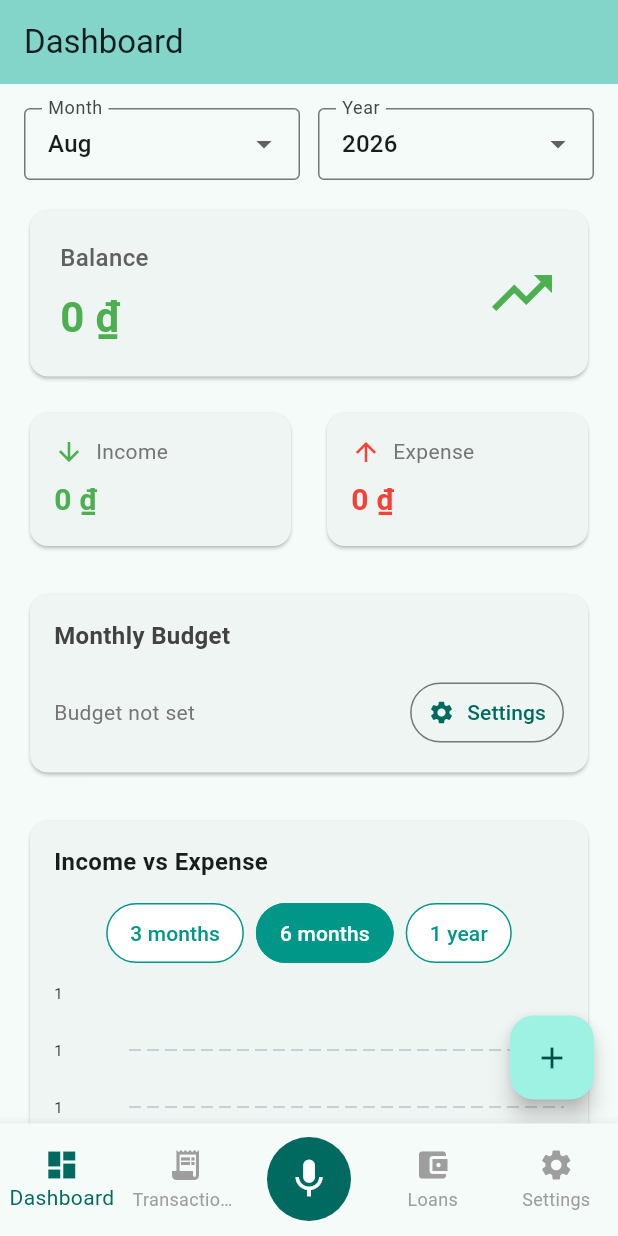
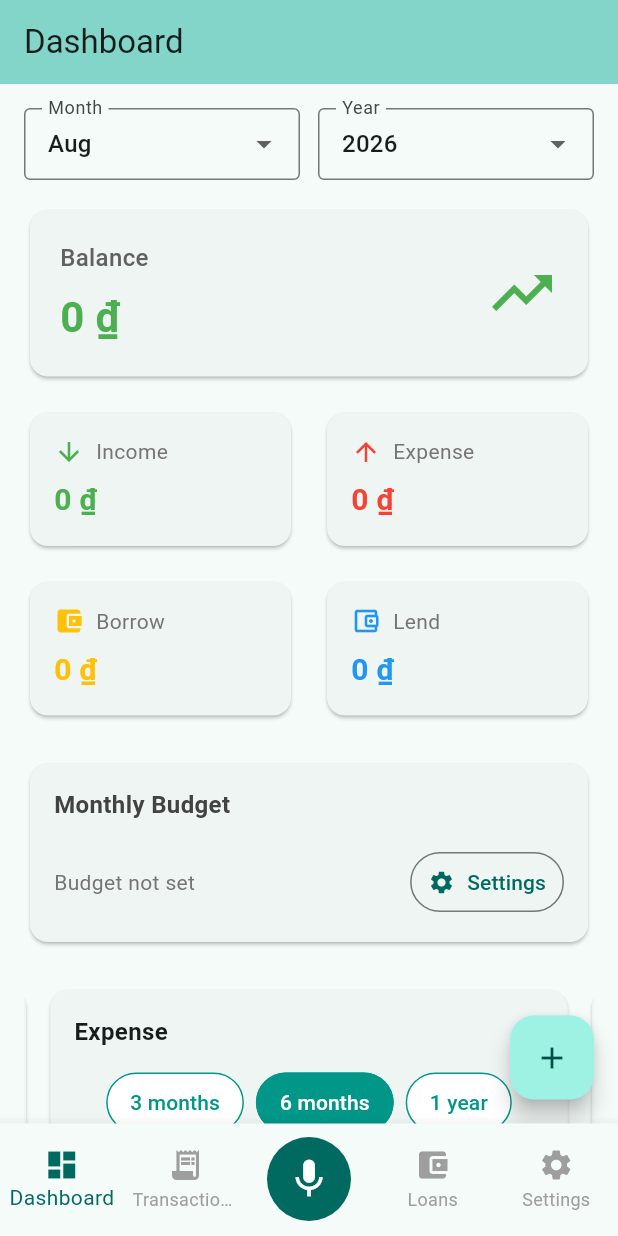
Before and after one commit to giakiet05/simo, a Flutter app: the screen it shows after launch, on a phone screen of 412 x 824 dp. Run offline on Flutter 3.47's test engine with Material 3 defaults, Android fonts, the light colour scheme and no system bars; drawn by our look-alikes of fl_chart; our stand-ins replace flutter_dotenv, flutter_riverpod, google_mobile_ads, permission_handler, shared_preferences, speech_to_text and 2 more; missing offline and left inert: dart_openai; accounts and stored records are empty; network calls fail.

Commit message:
feat: update charts

```diff
--- a/lib/screens/dashboard_screen.dart
+++ b/lib/screens/dashboard_screen.dart
@@ -7,8 +7,10 @@ import '../providers/transaction_provider.dart';
 import '../providers/settings_provider.dart';
 import '../providers/localization_provider.dart';
 import '../providers/category_provider.dart';
+import '../providers/loan_provider.dart';
 import '../models/transaction.dart';
 import '../models/category.dart';
+import '../models/loan_contact.dart';
 import '../utils/icon_data.dart';
 import '../services/currency_service.dart';
 import '../services/rewarded_ad_service.dart';
@@ -157,6 +159,7 @@ class _DashboardScreenState extends ConsumerState<DashboardScreen> {
     final transactionsAsync = ref.watch(transactionProvider);
     final settingsAsync = ref.watch(settingsProvider);
     final categoriesAsync = ref.watch(categoryProvider);
+    final loansAsync = ref.watch(loanProvider);
     final l10n = ref.watch(localizationProvider);
 
     return Scaffold(
@@ -223,6 +226,10 @@ class _DashboardScreenState extends ConsumerState<DashboardScreen> {
                 loading: () => const Center(child: CircularProgressIndicator()),
                 error: (error, stack) => Center(child: Text('Error: $error')),
                 data: (categories) {
+                  return loansAsync.when(
+                    loading: () => const Center(child: CircularProgressIndicator()),
+                    error: (error, stack) => Center(child: Text('Error: $error')),
+                    data: (loans) {
                       return Column(
                         children: [
                       Expanded(
@@ -304,6 +311,8 @@ class _DashboardScreenState extends ConsumerState<DashboardScreen> {
                                 currency,
                                 l10n,
                               ),
+                              const SizedBox(height: 16),
+                              _buildLoanSummaryCards(loans, currency, l10n),
                               const SizedBox(height: 24),
 
                               // Budget Progress
@@ -326,7 +335,7 @@ class _DashboardScreenState extends ConsumerState<DashboardScreen> {
                               const SizedBox(height: 24),
 
                               // Pie Charts (filtered by selected month)
-                              _buildPieCharts(transactions, categories, currency, l10n),
+                              _buildPieCharts(transactions, categories, loans, currency, l10n),
                               const SizedBox(height: 24),
 
                               // Recent Transactions (filtered by selected month)
@@ -344,6 +353,8 @@ class _DashboardScreenState extends ConsumerState<DashboardScreen> {
                 },
               );
             },
+          );
+        },
       ),
       floatingActionButton: FloatingActionButton(
         onPressed: () {
@@ -353,6 +364,118 @@ class _DashboardScreenState extends ConsumerState<DashboardScreen> {
           );
         },
         child: const Icon(Icons.add),
+      ),
+    );
+  }
+
+  Widget _buildLoanSummaryCards(List<LoanContact> loans, String currency, dynamic l10n) {
+    double totalBorrow = 0;
+    double totalLend = 0;
+    for (var l in loans) {
+      if (l.type == 'borrowed') totalBorrow += l.remainingAmount;
+      if (l.type == 'lent') totalLend += l.remainingAmount;
+    }
+    return Row(
+      children: [
+        Expanded(
+          child: _buildStatCard(
+            l10n.locale == 'vi' ? 'Nợ' : 'Borrow',
+            totalBorrow,
+            currency,
+            Colors.amber,
+            Icons.account_balance_wallet,
+          ),
+        ),
+        const SizedBox(width: 16),
+        Expanded(
+          child: _buildStatCard(
+            l10n.locale == 'vi' ? 'Cho vay' : 'Lend',
+            totalLend,
+            currency,
+            Colors.blue,
+            Icons.account_balance_wallet_outlined,
+          ),
+        ),
+      ],
+    );
+  }
+
+  Widget _buildLoanPieChartCard({
+    required String title,
+    required String type,
+    required List<LoanContact> loans,
+    required String currency,
+    required dynamic l10n,
+  }) {
+    final filteredLoans = loans.where((l) => l.type == type && l.remainingAmount > 0).toList();
+    if (filteredLoans.isEmpty) {
+      return Card(
+        child: Padding(
+          padding: const EdgeInsets.all(16),
+          child: Column(
+            children: [
+              Text(title, style: const TextStyle(fontSize: 16, fontWeight: FontWeight.bold)),
+              const SizedBox(height: 16),
+              Text(l10n.noData, style: TextStyle(color: Colors.grey[600])),
+            ],
+          ),
+        ),
+      );
+    }
+
+    final colors = [Colors.blue, Colors.red, Colors.green, Colors.orange, Colors.purple, Colors.teal, Colors.pink, Colors.amber, Colors.cyan, Colors.indigo];
+
+    int colorIndex = 0;
+    final total = filteredLoans.fold(0.0, (sum, l) => sum + l.remainingAmount);
+
+    final sections = filteredLoans.map((l) {
+      final percentage = (l.remainingAmount / total * 100);
+      final color = colors[colorIndex % colors.length];
+      colorIndex++;
+      return PieChartSectionData(
+        value: l.remainingAmount,
+        title: '${percentage.toStringAsFixed(1)}%',
+        color: color,
+        radius: 60,
+        titleStyle: const TextStyle(fontSize: 12, fontWeight: FontWeight.bold, color: Colors.white),
+      );
+    }).toList();
+
+    colorIndex = 0;
+    final legends = filteredLoans.map((l) {
+      final color = colors[colorIndex % colors.length];
+      colorIndex++;
+      return Padding(
+        padding: const EdgeInsets.symmetric(vertical: 4),
+        child: Row(
+          children: [
+            Container(width: 16, height: 16, decoration: BoxDecoration(color: color, shape: BoxShape.circle)),
+            const SizedBox(width: 8),
+            Expanded(child: Text(l.contactName, style: const TextStyle(fontSize: 13), overflow: TextOverflow.ellipsis)),
+            Text('${_formatAmount(l.remainingAmount, currency)}', style: const TextStyle(fontSize: 13, fontWeight: FontWeight.bold)),
+          ],
+        ),
+      );
+    }).toList();
+
+    return Card(
+      child: Padding(
+        padding: const EdgeInsets.all(16),
+        child: SingleChildScrollView(
+          child: Column(
+            crossAxisAlignment: CrossAxisAlignment.start,
+            children: [
+              Text(title, style: const TextStyle(fontSize: 16, fontWeight: FontWeight.bold)),
+              const SizedBox(height: 16),
+              SizedBox(
+                height: 200,
+                child: PieChart(PieChartData(sections: sections, sectionsSpace: 2, centerSpaceRadius: 40)),
+              ),
+              const SizedBox(height: 16),
+              ...legends,
+            ],
+          ),
+        ),
       ),
     );
   }
@@ -565,9 +688,9 @@ class _DashboardScreenState extends ConsumerState<DashboardScreen> {
   }
 
   Widget _buildBarChart(List<Transaction> transactions, String currency, l10n) {
-    // Group transactions by month
     final now = DateTime.now();
-    final Map<String, Map<String, double>> monthlyData = {};
+    final Map<String, double> monthlyIncome = {};
+    final Map<String, double> monthlyExpense = {};
     final List<String> monthKeys = [];
     final List<String> displayNames = [];
 
@@ -576,33 +699,40 @@ class _DashboardScreenState extends ConsumerState<DashboardScreen> {
       final monthKey = '${month.year}-${month.month.toString().padLeft(2, '0')}';
       monthKeys.add(monthKey);
       displayNames.add(l10n.getMonthName(month.month));
-      monthlyData[monthKey] = {'income': 0, 'expense': 0};
+      monthlyIncome[monthKey] = 0;
+      monthlyExpense[monthKey] = 0;
     }
 
     for (var tx in transactions) {
       final monthKey = '${tx.createdAt.year}-${tx.createdAt.month.toString().padLeft(2, '0')}';
-
-      if (monthlyData.containsKey(monthKey)) {
+      if (monthlyIncome.containsKey(monthKey)) {
         if (tx.type == 'income') {
-          monthlyData[monthKey]!['income'] =
-              (monthlyData[monthKey]!['income'] ?? 0) + tx.amount;
+          monthlyIncome[monthKey] = (monthlyIncome[monthKey] ?? 0) + tx.amount;
         } else {
-          monthlyData[monthKey]!['expense'] =
-              (monthlyData[monthKey]!['expense'] ?? 0) + tx.amount;
+          monthlyExpense[monthKey] = (monthlyExpense[monthKey] ?? 0) + tx.amount;
         }
       }
     }
 
+    double maxIncome = 0;
+    double maxExpense = 0;
+    for (var val in monthlyIncome.values) {
+      if (val > maxIncome) maxIncome = val;
+    }
+    for (var val in monthlyExpense.values) {
+      if (val > maxExpense) maxExpense = val;
+    }
+    if (maxIncome == 0) maxIncome = 1;
+    if (maxExpense == 0) maxExpense = 1;
+
+    Widget buildSingleBarChart(String title, Color color, Map<String, double> data, double maxVal) {
       return Card(
         child: Padding(
           padding: const EdgeInsets.all(16),
           child: Column(
             crossAxisAlignment: CrossAxisAlignment.start,
             children: [
-            Text(
-              l10n.incomeVsExpense,
-              style: const TextStyle(fontSize: 16, fontWeight: FontWeight.bold),
-            ),
+              Text(title, style: const TextStyle(fontSize: 16, fontWeight: FontWeight.bold)),
               const SizedBox(height: 12),
               _buildTimeRangeSelector(_barChartTimeRange, (months) async {
                 setState(() {
@@ -616,7 +746,7 @@ class _DashboardScreenState extends ConsumerState<DashboardScreen> {
                 child: BarChart(
                   BarChartData(
                     alignment: BarChartAlignment.spaceAround,
-                  maxY: _getMaxValue(monthlyData) * 1.2,
+                    maxY: maxVal * 1.2,
                     barTouchData: BarTouchData(enabled: false),
                     titlesData: FlTitlesData(
                       show: true,
@@ -625,10 +755,7 @@ class _DashboardScreenState extends ConsumerState<DashboardScreen> {
                           showTitles: true,
                           getTitlesWidget: (value, meta) {
                             if (value.toInt() >= 0 && value.toInt() < displayNames.length) {
-                            return Text(
-                              displayNames[value.toInt()],
-                              style: const TextStyle(fontSize: 12),
-                            );
+                              return Text(displayNames[value.toInt()], style: const TextStyle(fontSize: 12));
                             }
                             return const Text('');
                           },
@@ -639,10 +766,7 @@ class _DashboardScreenState extends ConsumerState<DashboardScreen> {
                           showTitles: true,
                           reservedSize: 50,
                           getTitlesWidget: (value, meta) {
-                          return Text(
-                            _formatShortAmount(value, currency),
-                            style: const TextStyle(fontSize: 10),
-                          );
+                            return Text(_formatShortAmount(value, currency), style: const TextStyle(fontSize: 10));
                           },
                         ),
                       ),
@@ -650,35 +774,18 @@ class _DashboardScreenState extends ConsumerState<DashboardScreen> {
                       rightTitles: const AxisTitles(sideTitles: SideTitles(showTitles: false)),
                     ),
                     borderData: FlBorderData(show: false),
-                  gridData: FlGridData(
-                    show: true,
-                    drawVerticalLine: false,
-                  ),
+                    gridData: FlGridData(show: true, drawVerticalLine: false),
                     barGroups: List.generate(monthKeys.length, (index) {
                       final monthKey = monthKeys[index];
-                    final income = monthlyData[monthKey]!['income'] ?? 0;
-                    final expense = monthlyData[monthKey]!['expense'] ?? 0;
-
+                      final val = data[monthKey] ?? 0;
                       return BarChartGroupData(
                         x: index,
                         barRods: [
                           BarChartRodData(
-                          toY: income,
-                          color: Colors.green,
-                          width: 12,
-                          borderRadius: const BorderRadius.only(
-                            topLeft: Radius.circular(4),
-                            topRight: Radius.circular(4),
-                          ),
-                        ),
-                        BarChartRodData(
-                          toY: expense,
-                          color: Colors.red,
-                          width: 12,
-                          borderRadius: const BorderRadius.only(
-                            topLeft: Radius.circular(4),
-                            topRight: Radius.circular(4),
-                          ),
+                            toY: val,
+                            color: color,
+                            width: 16,
+                            borderRadius: const BorderRadius.only(topLeft: Radius.circular(4), topRight: Radius.circular(4)),
                           ),
                         ],
                       );
@@ -686,18 +793,25 @@ class _DashboardScreenState extends ConsumerState<DashboardScreen> {
                   ),
                 ),
               ),
-            const SizedBox(height: 16),
-            Row(
-              mainAxisAlignment: MainAxisAlignment.center,
-              children: [
-                _buildLegendItem(Colors.green, l10n.income),
-                const SizedBox(width: 16),
-                _buildLegendItem(Colors.red, l10n.expense),
-              ],
-            ),
             ],
           ),
         ),
+      );
+    }
+
+    return _buildCarouselWithArrows(
+      420,
+      [
+        Padding(
+          padding: const EdgeInsets.symmetric(horizontal: 4),
+          child: buildSingleBarChart(l10n.expense, Colors.red, monthlyExpense, maxExpense),
+        ),
+        Padding(
+          padding: const EdgeInsets.symmetric(horizontal: 4),
+          child: buildSingleBarChart(l10n.income, Colors.green, monthlyIncome, maxIncome),
+        ),
+      ],
+      0.95,
     );
   }
 
@@ -733,20 +847,19 @@ class _DashboardScreenState extends ConsumerState<DashboardScreen> {
     final expenseValues = monthKeys.map((key) => monthlyExpenses[key] ?? 0).toList();
     final incomeValues = monthKeys.map((key) => monthlyIncome[key] ?? 0).toList();
 
-    final maxExpense = expenseValues.isEmpty ? 0 : expenseValues.reduce((a, b) => a > b ? a : b);
-    final maxIncome = incomeValues.isEmpty ? 0 : incomeValues.reduce((a, b) => a > b ? a : b);
-    final maxValue = maxExpense > maxIncome ? maxExpense : maxIncome;
+    double maxExpense = expenseValues.isEmpty ? 0 : expenseValues.reduce((a, b) => a > b ? a : b);
+    double maxIncome = incomeValues.isEmpty ? 0 : incomeValues.reduce((a, b) => a > b ? a : b);
+    if (maxExpense == 0) maxExpense = 1;
+    if (maxIncome == 0) maxIncome = 1;
 
+    Widget buildSingleLineChart(String title, Color color, List<double> values, double maxVal) {
       return Card(
         child: Padding(
           padding: const EdgeInsets.all(16),
           child: Column(
             crossAxisAlignment: CrossAxisAlignment.start,
             children: [
-            Text(
-              l10n.spendingTrend,
-              style: const TextStyle(fontSize: 16, fontWeight: FontWeight.bold),
-            ),
+              Text(title, style: const TextStyle(fontSize: 16, fontWeight: FontWeight.bold)),
               const SizedBox(height: 12),
               _buildTimeRangeSelector(_lineChartTimeRange, (months) async {
                 setState(() {
@@ -759,22 +872,22 @@ class _DashboardScreenState extends ConsumerState<DashboardScreen> {
                 height: 250,
                 child: LineChart(
                   LineChartData(
-                  maxY: maxValue * 1.2,
+                    maxY: maxVal * 1.2,
                     minY: 0,
                     lineBarsData: [
                       LineChartBarData(
                         spots: List.generate(displayNames.length, (index) {
-                        return FlSpot(index.toDouble(), expenseValues[index]);
+                          return FlSpot(index.toDouble(), values[index]);
                         }),
                         isCurved: true,
-                      color: Colors.red,
+                        color: color,
                         barWidth: 3,
                         dotData: FlDotData(
                           show: true,
                           getDotPainter: (spot, percent, barData, index) {
                             return FlDotCirclePainter(
                               radius: 4,
-                            color: Colors.red,
+                              color: color,
                               strokeWidth: 2,
                               strokeColor: Colors.white,
                             );
@@ -782,30 +895,7 @@ class _DashboardScreenState extends ConsumerState<DashboardScreen> {
                         ),
                         belowBarData: BarAreaData(
                           show: true,
-                        color: Colors.red.withOpacity(0.1),
-                      ),
-                    ),
-                    LineChartBarData(
-                      spots: List.generate(displayNames.length, (index) {
-                        return FlSpot(index.toDouble(), incomeValues[index]);
-                      }),
-                      isCurved: true,
-                      color: Colors.green,
-                      barWidth: 3,
-                      dotData: FlDotData(
-                        show: true,
-                        getDotPainter: (spot, percent, barData, index) {
-                          return FlDotCirclePainter(
-                            radius: 4,
-                            color: Colors.green,
-                            strokeWidth: 2,
-                            strokeColor: Colors.white,
-                          );
-                        },
-                      ),
-                      belowBarData: BarAreaData(
-                        show: true,
-                        color: Colors.green.withOpacity(0.1),
+                          color: color.withOpacity(0.1),
                         ),
                       ),
                     ],
@@ -817,10 +907,7 @@ class _DashboardScreenState extends ConsumerState<DashboardScreen> {
                           interval: 1,
                           getTitlesWidget: (value, meta) {
                             if (value.toInt() >= 0 && value.toInt() < displayNames.length) {
-                            return Text(
-                              displayNames[value.toInt()],
-                              style: const TextStyle(fontSize: 12),
-                            );
+                              return Text(displayNames[value.toInt()], style: const TextStyle(fontSize: 12));
                             }
                             return const Text('');
                           },
@@ -831,10 +918,7 @@ class _DashboardScreenState extends ConsumerState<DashboardScreen> {
                           showTitles: true,
                           reservedSize: 50,
                           getTitlesWidget: (value, meta) {
-                          return Text(
-                            _formatShortAmount(value, currency),
-                            style: const TextStyle(fontSize: 10),
-                          );
+                            return Text(_formatShortAmount(value, currency), style: const TextStyle(fontSize: 10));
                           },
                         ),
                       ),
@@ -842,25 +926,29 @@ class _DashboardScreenState extends ConsumerState<DashboardScreen> {
                       rightTitles: const AxisTitles(sideTitles: SideTitles(showTitles: false)),
                     ),
                     borderData: FlBorderData(show: false),
-                  gridData: FlGridData(
-                    show: true,
-                    drawVerticalLine: false,
+                    gridData: FlGridData(show: true, drawVerticalLine: false),
                   ),
                 ),
-              ),
-            ),
-            const SizedBox(height: 16),
-            Row(
-              mainAxisAlignment: MainAxisAlignment.center,
-              children: [
-                _buildLegendItem(Colors.green, l10n.income),
-                const SizedBox(width: 16),
-                _buildLegendItem(Colors.red, l10n.expense),
-              ],
               ),
             ],
           ),
         ),
+      );
+    }
+
+    return _buildCarouselWithArrows(
+      420,
+      [
+        Padding(
+          padding: const EdgeInsets.symmetric(horizontal: 4),
+          child: buildSingleLineChart(l10n.expense, Colors.red, expenseValues, maxExpense),
+        ),
+        Padding(
+          padding: const EdgeInsets.symmetric(horizontal: 4),
+          child: buildSingleLineChart(l10n.income, Colors.green, incomeValues, maxIncome),
+        ),
+      ],
+      0.95,
     );
   }
 
@@ -928,27 +1016,52 @@ class _DashboardScreenState extends ConsumerState<DashboardScreen> {
     );
   }
 
-  Widget _buildPieCharts(List<Transaction> transactions, List<Category> categories, String currency, l10n) {
-    return Column(
-      children: [
-        // Income Pie Chart
-        _buildPieChartCard(
+  Widget _buildPieCharts(List<Transaction> transactions, List<Category> categories, List<LoanContact> loans, String currency, l10n) {
+    return _buildCarouselWithArrows(
+      420,
+      [
+        Padding(
+          padding: const EdgeInsets.symmetric(horizontal: 4),
+          child: _buildPieChartCard(
+            title: l10n.expenseByCategory,
+            transactions: transactions.where((t) => t.type == 'expense').toList(),
+            categories: categories,
+            currency: currency,
+            l10n: l10n,
+          ),
+        ),
+        Padding(
+          padding: const EdgeInsets.symmetric(horizontal: 4),
+          child: _buildPieChartCard(
             title: l10n.incomeByCategory,
             transactions: transactions.where((t) => t.type == 'income').toList(),
             categories: categories,
             currency: currency,
             l10n: l10n,
           ),
-        const SizedBox(height: 16),
-        // Expense Pie Chart
-        _buildPieChartCard(
-          title: l10n.expenseByCategory,
-          transactions: transactions.where((t) => t.type == 'expense').toList(),
-          categories: categories,
+        ),
+        Padding(
+          padding: const EdgeInsets.symmetric(horizontal: 4),
+          child: _buildLoanPieChartCard(
+            title: l10n.locale == 'vi' ? 'Nợ theo người' : 'Borrow by contact',
+            type: 'borrowed',
+            loans: loans,
             currency: currency,
             l10n: l10n,
           ),
+        ),
+        Padding(
+          padding: const EdgeInsets.symmetric(horizontal: 4),
+          child: _buildLoanPieChartCard(
+            title: l10n.locale == 'vi' ? 'Cho vay theo người' : 'Lend by contact',
+            type: 'lent',
+            loans: loans,
+            currency: currency,
+            l10n: l10n,
+          ),
+        ),
       ],
+      0.9,
     );
   }
 
@@ -1078,6 +1191,7 @@ class _DashboardScreenState extends ConsumerState<DashboardScreen> {
     return Card(
       child: Padding(
         padding: const EdgeInsets.all(16),
+        child: SingleChildScrollView(
           child: Column(
             crossAxisAlignment: CrossAxisAlignment.start,
             children: [
@@ -1099,6 +1213,7 @@ class _DashboardScreenState extends ConsumerState<DashboardScreen> {
               const SizedBox(height: 16),
               ...legends,
             ],
+          ),
         ),
       ),
     );
@@ -1332,4 +1447,47 @@ class _DashboardScreenState extends ConsumerState<DashboardScreen> {
       }
     }
   }
+
+  Widget _buildCarouselWithArrows(double height, List<Widget> children, double viewportFraction) {
+    // Start at a very high multiple of children.length to allow infinite scrolling backwards.
+    final int initialPage = children.length * 1000;
+    final PageController controller = PageController(viewportFraction: viewportFraction, initialPage: initialPage);
+
+    return SizedBox(
+      height: height,
+      child: Stack(
+        alignment: Alignment.center,
+        children: [
+          PageView.builder(
+            controller: controller,
+            itemBuilder: (context, index) {
+              return children[index % children.length];
+            },
+          ),
+          Positioned(
+            left: 0,
+            child: IconButton(
+              icon: const Icon(Icons.chevron_left, color: Colors.grey, size: 32),
+              onPressed: () {
+                if (controller.hasClients) {
+                  controller.previousPage(duration: const Duration(milliseconds: 300), curve: Curves.easeInOut);
                 }
+              },
+            ),
+          ),
+          Positioned(
+            right: 0,
+            child: IconButton(
+              icon: const Icon(Icons.chevron_right, color: Colors.grey, size: 32),
+              onPressed: () {
+                if (controller.hasClients) {
+                  controller.nextPage(duration: const Duration(milliseconds: 300), curve: Curves.easeInOut);
+                }
+              },
+            ),
+          ),
+        ],
+      ),
+    );
+  }
+}
```
Lines whose indentation alone changed are shown as unchanged.
